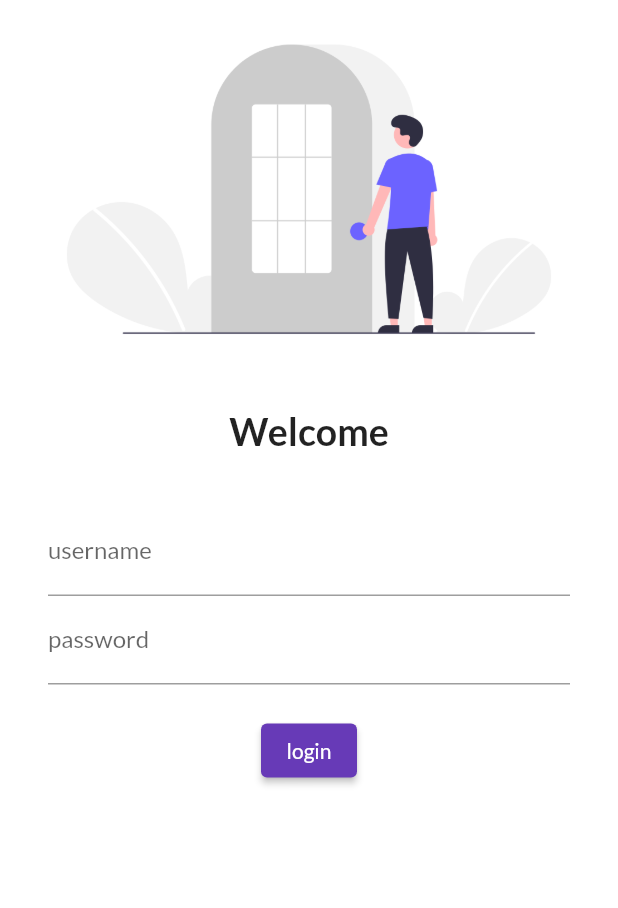
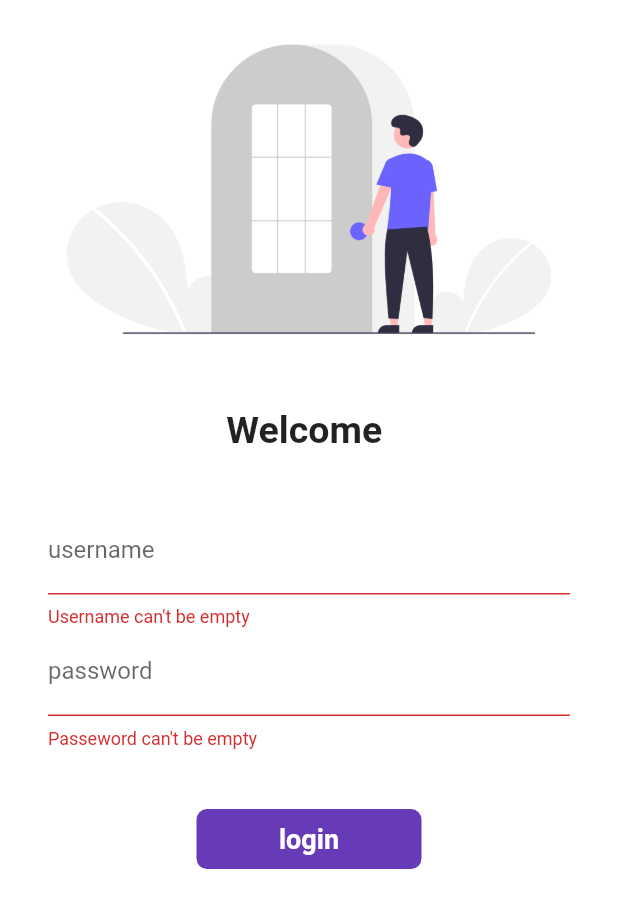
Before and after one commit to AnsNaveed/mobil-shop-eApp, a Flutter app: the screen it shows after launch, after a tap on "login", on a phone screen of 412 x 824 dp. Shown: the top 908 px of the screen. Run offline on Flutter 3.47's test engine with Material 2 defaults, Android fonts, the phone set to English and light mode, and no system bars; our stand-ins replace google_fonts; missing offline and left inert: dart:js; network calls fail; key blocks and very long unbroken strings in the code were emptied for the run.

Commit message:
themes extracted

```diff
--- a/lib/main.dart
+++ b/lib/main.dart
@@ -1,7 +1,8 @@
 import 'package:flutter/material.dart';
 import 'package:mobile_app/pages/home_page.dart';
 import 'package:mobile_app/pages/login_page.dart';
-import 'package:google_fonts/google_fonts.dart';
+import 'package:mobile_app/utilis/routes.dart';
+import 'package:mobile_app/widgets/themes.dart';
 
 void main() {
   runApp(MyApp());
@@ -15,19 +16,13 @@ class MyApp extends StatelessWidget {
     return MaterialApp(
       debugShowCheckedModeBanner: false,
       themeMode: ThemeMode.light,
-      theme: ThemeData(
-        primarySwatch: Colors.deepPurple,
-        fontFamily: GoogleFonts.lato().fontFamily,
-        primaryTextTheme: GoogleFonts.latoTextTheme(),
-      ),
-      darkTheme: ThemeData(
-        brightness: Brightness.dark,
-      ),
-      // initialRoute: "/home",
+      theme: MyTheme.lightTheme(context),
+      darkTheme:MyTheme.darkTheme(context),
+      initialRoute: "MyRoutes.homeRote",
       routes: {
         "/": (context) => LoginPage(),
-        "/home": (context) => HomePage(),
-        "/login": (context) => LoginPage()
+        MyRoutes.homeRote: (context) => HomePage(),
+        MyRoutes.loginRoute: (context) => LoginPage()
       },
     );
   }
--- a/lib/pages/home_page.dart
+++ b/lib/pages/home_page.dart
@@ -1,4 +1,6 @@
 import 'package:flutter/material.dart';
+
+import '../widgets/drawer.dart';
 
 class HomePage extends StatelessWidget {
   final int days = 30;
@@ -16,7 +18,7 @@ class HomePage extends StatelessWidget {
           child: Text("welcomt to $days dayss by $name"),
         ),
       ),
-      drawer: Drawer(),
+      drawer: MyDrawer(),
     );
   }
 }
--- a/lib/pages/login_page.dart
+++ b/lib/pages/login_page.dart
@@ -1,56 +1,120 @@
 import 'package:flutter/material.dart';
+import 'package:mobile_app/utilis/routes.dart';
 
-class LoginPage extends StatelessWidget {
+class LoginPage extends StatefulWidget {
   const LoginPage({Key? key}) : super(key: key);
+
+  @override
+  State<LoginPage> createState() => _LoginPageState();
+}
+
+class _LoginPageState extends State<LoginPage> {
+  String name = "";
+  bool changeButon = false;
+  final _formKey = GlobalKey<FormState>();
+  moveToHome(BuildContext context) async {
+    if (_formKey.currentState!.validate()) {
+      setState(() {
+        changeButon = true;
+      });
+      await Future.delayed(Duration(seconds: 1));
+      await Navigator.pushNamed(context, MyRoutes.homeRote);
+      setState(() {
+        changeButon = false;
+      });
+    }
+  }
 
   @override
   Widget build(BuildContext context) {
     return Material(
         color: Colors.white,
+        child: SingleChildScrollView(
+          child: Form(
+            key: _formKey,
             child: Column(
               children: [
                 Image.asset(
                   "assets/images/login_images.png",
                   fit: BoxFit.cover,
                 ),
-            const SizedBox(
+                SizedBox(
                   height: 20.0,
                 ),
-            const Text(
-              "Welcome",
+                Text(
+                  "Welcome $name",
                   style: TextStyle(
                     fontSize: 25,
                     fontWeight: FontWeight.bold,
                   ),
                 ),
-            const SizedBox(height: 20.0),
+                SizedBox(height: 20.0),
                 Padding(
                   padding:
-                  const EdgeInsets.symmetric(vertical: 16.0, horizontal: 32.0),
+                      EdgeInsets.symmetric(vertical: 16.0, horizontal: 32.0),
                   child: Column(
                     children: [
                       TextFormField(
-                    decoration: const InputDecoration(
+                        decoration: InputDecoration(
                             hintText: " Enter username", labelText: "username"),
+                        validator: (value) {
+                          if (value!.isEmpty) {
+                            return "Username can't be empty";
+                          }
+                          return null;
+                        },
+                        onChanged: (value) {
+                          name = value;
+                          setState(() {});
+                        },
                       ),
                       TextFormField(
                         obscureText: true,
-                    decoration: const InputDecoration(
+                        decoration: InputDecoration(
                           hintText: " Enter Password",
                           labelText: "password",
                         ),
+                        validator: (value) {
+                          if (value!.isEmpty) {
+                            return "Passeword can't be empty";
+                          } else if (value.length < 6) {
+                            return "password length should be at atleast 6";
+                          }
+                          return null;
+                        },
                       ),
-                  const SizedBox(height: 20.0),
-                  ElevatedButton(
-                    onPressed: () {
-                      print("hi ans");
-                    },
-                    child: Text("login"),
+                      SizedBox(height: 40.0),
+                      Material(
+                        color: Colors.deepPurple,
+                        borderRadius:
+                            BorderRadius.circular(changeButon ? 50 : 7),
+                        child: InkWell(
+                          onTap: () => moveToHome(context),
+                          child: AnimatedContainer(
+                            duration: Duration(seconds: 1),
+                            width: changeButon ? 50 : 150,
+                            height: 40,
+                            alignment: Alignment.center,
+                            child: changeButon
+                                ? Icon(
+                                    Icons.done,
+                                    color: Colors.white,
+                                  )
+                                : Text("login",
+                                    style: TextStyle(
+                                      color: Colors.white,
+                                      fontWeight: FontWeight.bold,
+                                      fontSize: 18,
+                                    )),
                           ),
+                        ),
+                      )
                     ],
                   ),
                 )
               ],
+            ),
+          ),
         ));
   }
 }
--- /dev/null
+++ b/lib/utilis/routes.dart
@@ -0,0 +1,4 @@
+class MyRoutes {
+  static String loginRoute = "/login";
+  static String homeRote = "/home";
+}
--- /dev/null
+++ b/lib/widgets/themes.dart
@@ -0,0 +1,23 @@
+import 'dart:js';
+
+import 'package:flutter/material.dart';
+import 'package:google_fonts/google_fonts.dart';
+
+class MyTheme {
+  static ThemeData get themeDta => ThemeData(
+        primarySwatch: Colors.deepPurple,
+        fontFamily: GoogleFonts.lato().fontFamily,
+        primaryTextTheme: GoogleFonts.latoTextTheme(),
+        appBarTheme: AppBarTheme(
+          color: Colors.white,
+          elevation: 0.0,
+          iconTheme: IconThemeData(color: Colors.black),
+          titleTextStyle: TextStyle(color: Colors.black),
+        ),
+      );
+
+  static ThemeData darkTheme(BuildContext context) =>
+      ThemeData(brightness: Brightness.dark);
+
+  static lightTheme(BuildContext context) {}
+}
```
Also changed, not shown: lib/widgets/drawer.dart (added, +55 -0 lines). Lines whose indentation alone changed are shown as unchanged.
